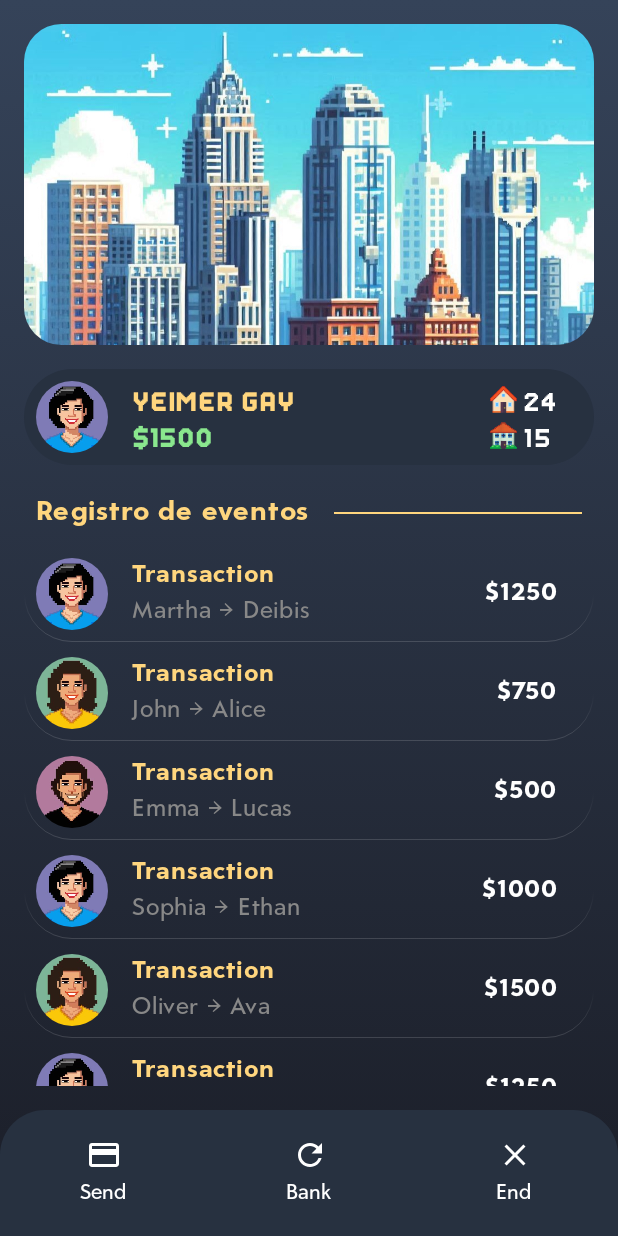
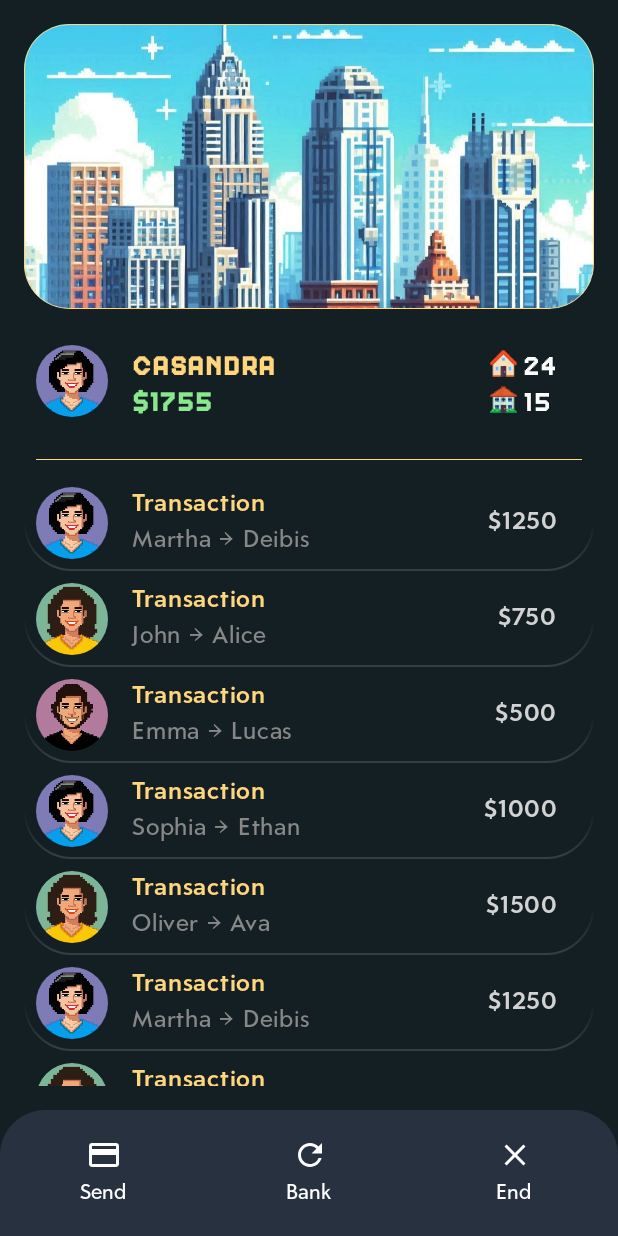
Before and after one commit to DeibisGM/MonopolyApp, an Android app built with Jetpack Compose: the screen it shows after launch (MainActivity), on a phone screen of 412 x 824 dp. Run offline under Robolectric (Android 15) with nearby library versions, the phone set to English and light mode, and no system bars; our stand-ins replace Firebase (no records; nobody signed in at launch, a user with empty details on screens opened directly), Room's generated code.

Commit message:
Mejoras en Game Screen

```diff
--- a/app/src/main/java/com/example/monopolymoney/MainActivity.kt
+++ b/app/src/main/java/com/example/monopolymoney/MainActivity.kt
@@ -4,7 +4,6 @@ import LoginScreen
 import MonopolyViewModel
 import MonopolyViewModelFactory
 import android.os.Bundle
-import android.util.Log
 import androidx.activity.ComponentActivity
 import androidx.activity.compose.setContent
 import androidx.activity.viewModels
@@ -62,6 +61,7 @@ class MainActivity : ComponentActivity() {
                     val navController = rememberNavController()
                     //MonopolyApp(navController, viewModel)
                     MyScreen();
+
                 }
             }
         }
--- a/app/src/main/java/com/example/monopolymoney/presentation/MainScreen.kt
+++ b/app/src/main/java/com/example/monopolymoney/presentation/MainScreen.kt
@@ -18,18 +18,14 @@ import androidx.compose.runtime.*
 import androidx.compose.ui.Alignment
 import androidx.compose.ui.Modifier
 import androidx.compose.ui.draw.clip
-import androidx.compose.ui.draw.drawBehind
-import androidx.compose.ui.geometry.CornerRadius
 import androidx.compose.ui.geometry.Offset
 import androidx.compose.ui.graphics.Brush
 import androidx.compose.ui.graphics.Color
-import androidx.compose.ui.graphics.drawscope.Stroke
 import androidx.compose.ui.layout.ContentScale
 import androidx.compose.ui.res.painterResource
 import androidx.compose.ui.text.font.Font
 import androidx.compose.ui.text.font.FontFamily
 import androidx.compose.ui.text.font.FontWeight
-import androidx.compose.ui.tooling.preview.Preview
 import androidx.compose.ui.unit.dp
 import androidx.compose.ui.unit.sp
 import com.example.monopolymoney.R
@@ -37,24 +33,14 @@ import com.example.monopolymoney.data.Player
 import com.example.monopolymoney.data.Transaction
 import com.example.monopolymoney.data.TransactionDetails
 import androidx.compose.foundation.Canvas
-import androidx.compose.foundation.Image
-import androidx.compose.foundation.layout.*
-import androidx.compose.foundation.shape.CircleShape
-
 import androidx.compose.material3.Card
 import androidx.compose.material3.CardDefaults
 import androidx.compose.runtime.Composable
+import androidx.compose.ui.graphics.ImageBitmap
+import androidx.compose.ui.res.imageResource
+import androidx.compose.foundation.layout.size
 
-import androidx.compose.ui.draw.clip
-import androidx.compose.ui.geometry.Rect
-import androidx.compose.ui.graphics.BlendMode
-
-import androidx.compose.ui.graphics.Path
-import androidx.compose.ui.graphics.StrokeCap
-import androidx.compose.ui.graphics.StrokeJoin
-
-import androidx.compose.ui.res.painterResource
-import androidx.compose.ui.unit.dp
+private val My_yellow = Color(0xFFFFD67E)
 
 private val GeneralPadding = 16.dp
 private val ButtonHeight = 55.dp
@@ -228,28 +214,49 @@ fun WaitingRoomScreen(viewModel: MonopolyViewModel, players: List<Player>, roomC
 
 
 
+//@Composable
+//fun RepeatingBackgroundPattern(
+//    spacing: Float = 12f,
+//    backgroundColor: Color = Color(0xFF334051) // Color de fondo en HEX
+//) {
+//    val patternImage = ImageBitmap.imageResource(R.drawable.tile2)
+//
+//    Canvas(modifier = Modifier.fillMaxSize()) {
+//        // Dibuja el color de fondo
+//        drawRect(color = backgroundColor, size = size)
+//
+//        val imageWidth = patternImage.width.toFloat()
+//        val imageHeight = patternImage.height.toFloat()
+//
+//        // Dibuja la imagen en un patrón repetido con espaciado
+//        for (x in 0..(size.width / (imageWidth + spacing)).toInt()) {
+//            for (y in 0..(size.height / (imageHeight + spacing)).toInt()) {
+//                drawImage(
+//                    image = patternImage,
+//                    topLeft = Offset(
+//                        x * (imageWidth + spacing),
+//                        y * (imageHeight + spacing)
+//                    )
+//                )
+//            }
+//        }
+//    }
+//}
 
-
-
-
-
-
-
-@Preview(showBackground = true)
 @Composable
 fun MyScreen() {
     Box(
         modifier = Modifier
             .fillMaxSize()
             .background(
-                brush = Brush.verticalGradient(
-                    colors = listOf(
-                        Color(0xFF354359), // Color inicial del degradado (azul oscuro)
-                         //Color(0xFF354359), // Color inicial del degradado (azul oscuro)
-                        Color(0xFF1B1E28),  // Color final del degradado (azul claro)
-                                //Color(0xFF0C0D11)  // Color final del degradado (azul claro)
-                    )
-                )
+                Color(0xFF141F23)
+//                brush = Brush.verticalGradient(
+//                    colors = listOf(
+//                        Color(0xFF354359), // Color inicial del degradado (azul oscuro)
+//                        Color(0xFF0F1118),  // Color final del degradado (azul claro)
+//
+//                    )
+//                )
             )
     ) {
         Column(
@@ -276,6 +283,7 @@ fun MyScreen() {
 
 @Composable
 fun TopSection() {
+    val my_yellow = Color(0xFFFFD67E) // Por ejemplo, un color amarillo
     Column(
         horizontalAlignment = Alignment.CenterHorizontally,
         modifier = Modifier.fillMaxWidth()
@@ -284,8 +292,9 @@ fun TopSection() {
         Box(
             modifier = Modifier
                 .fillMaxWidth()
-                .aspectRatio(16f / 9f)
-                .clip(RoundedCornerShape(25.dp))
+                .aspectRatio(16f / 8f)
+                .clip(RoundedCornerShape(30.dp))
+                .border(0.5.dp, my_yellow, RoundedCornerShape(30.dp)) // Cambia el grosor y el color del borde según tus necesidades
         ) {
             Image(
                 painter = painterResource(id = R.drawable.city2),
@@ -294,6 +303,7 @@ fun TopSection() {
                 modifier = Modifier.fillMaxSize()
             )
         }
+
 
         // Espacio entre la imagen y la tarjeta
         Spacer(modifier = Modifier.height(16.dp))
@@ -318,7 +328,7 @@ fun InfoCard(
         Modifier
             .fillMaxWidth()
             .border(
-                width = 0.5.dp,
+                width = 0.8.dp,
                 brush = Brush.verticalGradient(
                     colors = listOf(
                         Color.White.copy(alpha = 0f),  // Arriba, opacidad 0%
@@ -338,7 +348,7 @@ fun InfoCard(
         colors = if (isSpecialCard) {
             CardDefaults.cardColors(containerColor = Color.Transparent) // Fondo transparente
         } else {
-            CardDefaults.cardColors(containerColor = Color(0xFF273140)) // Color normal
+            CardDefaults.cardColors(containerColor = Color.Transparent) // Color normal
         }
     ) {
         Row(
@@ -381,15 +391,15 @@ fun UserCard(avatarResId: Int) {
                 modifier = Modifier.weight(1f)
             ) {
                 Text(
-                    text = "Yeimer gay",
+                    text = "Casandra",
                     fontWeight = FontWeight.Bold,
                     fontSize = 16.sp,
                     fontFamily = FontFamily(Font(R.font.multipixelregular)),
-                    color = Color(0xFFFFD67E)
+                    color = My_yellow
                 )
                 Spacer(modifier = Modifier.height(0.dp))
                 Text(
-                    text = "$1500",
+                    text = "$1755",
                     fontWeight = FontWeight.Bold,
                     fontSize = 16.sp,
                     fontFamily = FontFamily(Font(R.font.multipixelregular)),
@@ -458,8 +468,8 @@ fun TransactionCard(
                 Text(
                     text = "Transaction",
                     fontSize = 16.sp,
-                    fontFamily = FontFamily(Font(R.font.carisma700)),
-                    color = Color(0xFFFFD67E)
+                    fontFamily = FontFamily(Font(R.font.carisma600)),
+                    color = My_yellow
                 )
                 Spacer(modifier = Modifier.height(0.dp))
                 Text(
@@ -471,11 +481,11 @@ fun TransactionCard(
             }
             Text(
                 text = "$${amount.toInt()}",
-                color = Color.White,
-                fontFamily = FontFamily(Font(R.font.carisma700)),
                 fontSize = 16.sp,
-                fontWeight = FontWeight.Bold
+                fontFamily = FontFamily(Font(R.font.carisma600)),
+                color = Color(0xFFD2D2D2)
             )
+
         }
     }
 }
@@ -493,26 +503,26 @@ fun EventLogSection(modifier: Modifier = Modifier) {
                 .padding(bottom = 10.dp).padding(horizontal = 8.dp),
             verticalAlignment = Alignment.CenterVertically
         ) {
-            Text(
-                text = "Registro de eventos",
-                fontWeight = FontWeight.Bold,
-                fontSize = 18.sp,
-                color = Color(0xFFFFD67E),
-                fontFamily = FontFamily(Font(R.font.carisma700)),
-                modifier = Modifier.padding(end = 16.dp)
-            )
+//            Text(
+//                text = "Registro de eventos",
+//                fontWeight = FontWeight.Bold,
+//                fontSize = 18.sp,
+//                color = Color(0xFFFFD67E),
+//                fontFamily = FontFamily(Font(R.font.carisma700)),
+//                modifier = Modifier.padding(end = 16.dp)
+//            )
             Box(
                 modifier = Modifier
                     .weight(1f)
-                    .height(1.dp)
-                    .background(Color(0xFFFFD67E))
+                    .height(0.5.dp)
+                    .background(My_yellow)
             )
         }
 
         // List of transactions
         LazyColumn(
             modifier = Modifier.fillMaxWidth(),
-            verticalArrangement = Arrangement.spacedBy(2.dp)
+            verticalArrangement = Arrangement.spacedBy(0.dp)
         ) {
             items(transactionList) { transaction ->
                 TransactionCard(
--- /dev/null
+++ b/app/src/main/res/drawable/big_box.xml
@@ -0,0 +1,9 @@
+<vector xmlns:android="http://schemas.android.com/apk/res/android"
+    android:width="960dp"
+    android:height="512dp"
+    android:viewportWidth="960"
+    android:viewportHeight="512">
+  <path
+      android:pathData="M959.93,46.59l-14.35,0l0,-15.52l-14.77,0l0,-15.52l-14.77,0l0,-15.51l-14.77,0l0,-0.04l-857.33,0l0,15.51l-14.77,0l0,15.51l-14.77,0l0,15.51l-14.35,0l0,15.52l-0.05,0l0,387.85l0.07,0l0,15.52l14.35,0l0,15.52l14.77,0l0,15.5l14.77,0l0,15.52l14.77,0l0,0.04l857.33,0l0,-15.5l14.77,0l0,-15.51l14.77,0l0,-15.53l14.35,0l0,-15.51l0.05,0l0,-387.86l-0.07,0l0,-15.5z"
+      android:fillColor="#4a00ff"/>
+</vector>
```
Also changed, not shown: app/src/main/res/drawable/citypixel.png (added), app/src/main/res/drawable/tile.png (added), app/src/main/res/drawable/tile2.png (added).
